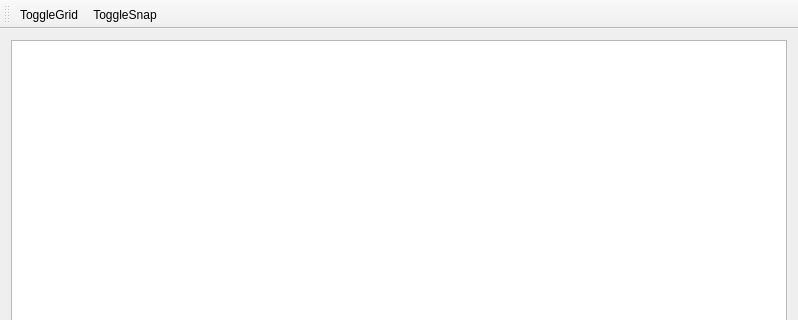
Old version of the form src/mainwindow.ui in the repository ifschleife/CuteNodes; both pictures show x 0 to 798 and y 0 to 320 of the 798 by 642 pixel window.
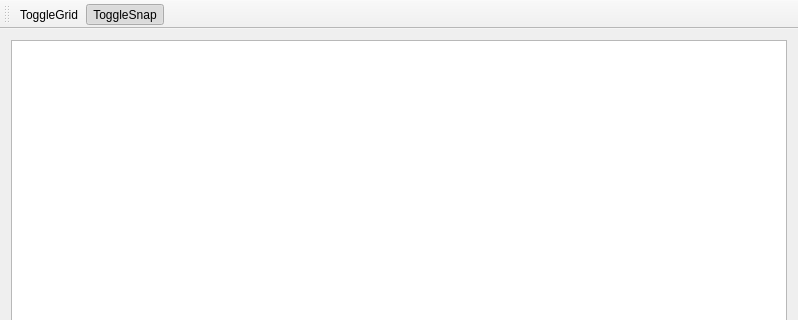
New version of the form.

The edit to the form file:
```diff
--- a/src/mainwindow.ui
+++ b/src/mainwindow.ui
@@ -50,6 +50,12 @@
    </property>
   </action>
   <action name="actionToggleSnap">
+   <property name="checkable">
+    <bool>true</bool>
+   </property>
+   <property name="checked">
+    <bool>true</bool>
+   </property>
    <property name="text">
     <string>ToggleSnap</string>
    </property>
```
